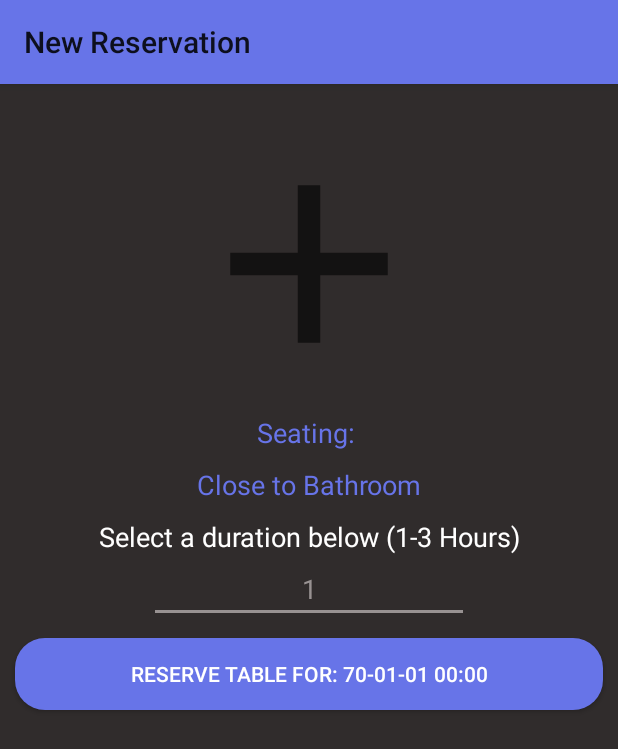
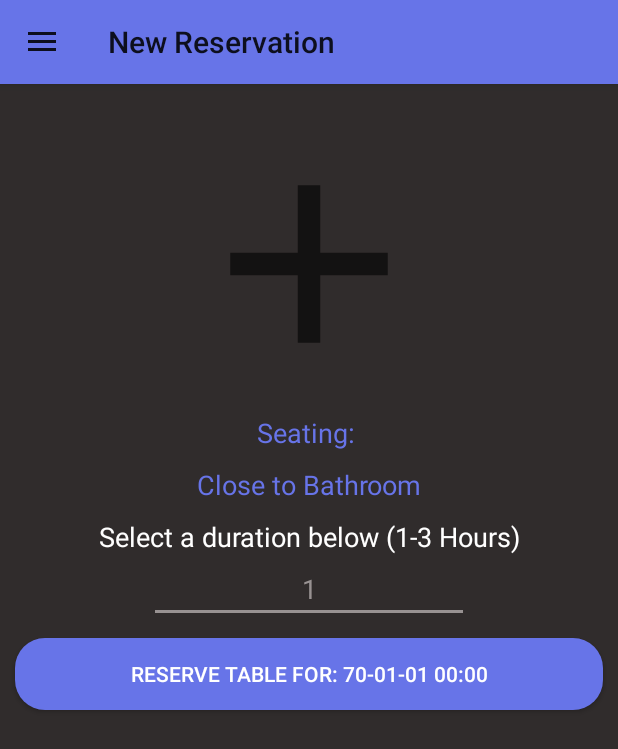
Before and after one commit to BackPhilip/TableFind, an Android app: the NewReservation screen opened directly, with no data from a screen before it, on a phone screen of 412 x 824 dp. Shown: the top 749 px of the screen. Run offline under Robolectric (Android 15) with nearby library versions, the phone set to English and light mode, and no system bars; our stand-ins replace Firebase (no records; nobody signed in at launch, a user with empty details on screens opened directly); libraries missing offline, so code that uses them is left out: com.backendless, com.backendless.async, com.backendless.exceptions; 1 statement that could not run was skipped.

Commit message:
Drawer function added to New Reservation activity.

```diff
--- a/app/src/main/java/com/example/tablefind/activities/NewReservation.java
+++ b/app/src/main/java/com/example/tablefind/activities/NewReservation.java
@@ -1,9 +1,11 @@
 package com.example.tablefind.activities;
 
 import androidx.annotation.NonNull;
+import androidx.appcompat.app.ActionBarDrawerToggle;
 import androidx.appcompat.app.AlertDialog;
 import androidx.appcompat.app.AppCompatActivity;
 import androidx.appcompat.view.ContextThemeWrapper;
+import androidx.drawerlayout.widget.DrawerLayout;
 
 import android.animation.Animator;
 import android.animation.AnimatorListenerAdapter;
@@ -15,6 +17,7 @@ import android.graphics.BitmapFactory;
 import android.os.Build;
 import android.os.Bundle;
 import android.view.KeyEvent;
+import android.view.MenuItem;
 import android.view.View;
 import android.widget.Button;
 import android.widget.EditText;
@@ -29,13 +32,15 @@ import com.example.tablefind.app_utilities.ApplicationClass;
 import com.example.tablefind.data_models.Reservation;
 import com.google.android.gms.tasks.OnFailureListener;
 import com.google.android.gms.tasks.OnSuccessListener;
+import com.google.android.material.navigation.NavigationView;
 import com.google.firebase.storage.FirebaseStorage;
 import com.google.firebase.storage.StorageReference;
 
 import java.text.SimpleDateFormat;
 import java.util.Calendar;
 
-public class NewReservation extends AppCompatActivity {
+public class NewReservation extends AppCompatActivity implements NavigationView.OnNavigationItemSelectedListener {
+
 
     ImageView reservationImage;
     TextView reservationSeating, reservationInfo;
@@ -43,6 +48,8 @@ public class NewReservation extends AppCompatActivity {
     Button newReservationBtn;
     Calendar calendar = Calendar.getInstance();
 
+    private DrawerLayout drawerLayoutMain;
+    private ActionBarDrawerToggle mToggle;
     private View mProgressView;
     private View mLoginFormView;
     private TextView tvLoad;
@@ -66,6 +73,16 @@ public class NewReservation extends AppCompatActivity {
         mLoginFormView = findViewById(R.id.login_form);
         mProgressView = findViewById(R.id.login_progress);
         tvLoad = findViewById(R.id.tvLoad);
+
+        drawerLayoutMain = findViewById(R.id.drawerLayoutMain);
+        mToggle = new ActionBarDrawerToggle(this, drawerLayoutMain, R.string.openDrawer, R.string.closeDrawer);
+
+        drawerLayoutMain.addDrawerListener(mToggle);
+        mToggle.syncState();
+
+        getSupportActionBar().setDisplayHomeAsUpEnabled(true);
+        NavigationView navigationView = findViewById(R.id.mainNav);
+        navigationView.setNavigationItemSelectedListener(this);
 
         calendar.setTimeInMillis(getIntent().getLongExtra("Date",0));
         simpleDateFormat = new SimpleDateFormat("yy-MM-dd HH:mm");
@@ -108,6 +125,31 @@ public class NewReservation extends AppCompatActivity {
                 Reserve();
             }
         });
+    }
+
+    public boolean onOptionsItemSelected(MenuItem item)
+    {
+        if (mToggle.onOptionsItemSelected(item))
+        {
+            return true;
+        }
+        return super.onOptionsItemSelected(item);
+    }
+
+    public boolean onNavigationItemSelected(@NonNull MenuItem item)
+    {
+        int id = item.getItemId();
+
+        if (id == R.id.logout)
+        {
+            exitByBackKey();
+        }
+        if (id == R.id.receipt)
+        {
+            Intent intent = new Intent(NewReservation.this, ReservationReceipt.class);
+            startActivity(intent);
+        }
+        return false;
     }
 
     @TargetApi(Build.VERSION_CODES.HONEYCOMB_MR2)
--- a/app/src/main/res/drawable/exit.xml
+++ b/app/src/main/res/drawable/exit.xml
@@ -3,7 +3,7 @@
     android:height="24dp"
     android:viewportWidth="24"
     android:viewportHeight="24"
-    android:tint="@color/colorPrimaryDark">
+    android:tint="@color/colorPrimary">
   <path
       android:fillColor="@android:color/white"
       android:pathData="M10.09,15.59L11.5,17l5,-5 -5,-5 -1.41,1.41L12.67,11H3v2h9.67l-2.58,2.59zM19,3H5c-1.11,0 -2,0.9 -2,2v4h2V5h14v14H5v-4H3v4c0,1.1 0.89,2 2,2h14c1.1,0 2,-0.9 2,-2V5c0,-1.1 -0.9,-2 -2,-2z"/>
--- a/app/src/main/res/layout/activity_new_reservation.xml
+++ b/app/src/main/res/layout/activity_new_reservation.xml
@@ -1,34 +1,23 @@
 <?xml version="1.0" encoding="utf-8"?>
-<LinearLayout xmlns:android="http://schemas.android.com/apk/res/android"
+<androidx.coordinatorlayout.widget.CoordinatorLayout xmlns:android="http://schemas.android.com/apk/res/android"
     xmlns:app="http://schemas.android.com/apk/res-auto"
     xmlns:tools="http://schemas.android.com/tools"
     android:layout_width="match_parent"
     android:layout_height="match_parent"
-    android:background="@color/colorBackground"
+    android:layout_gravity="center_horizontal|center_vertical"
+    android:background="@color/colorPrimaryDark"
+    android:gravity="center_horizontal|center_vertical"
     android:orientation="vertical"
+    app:layout_gravity="center_horizontal|center_vertical"
     tools:context=".activities.NewReservation">
 
-    <ProgressBar
-        android:id="@+id/login_progress"
-        style="?android:attr/progressBarStyleLarge"
-        android:layout_width="wrap_content"
-        android:layout_height="wrap_content"
-        android:layout_gravity="center_horizontal"
-        android:layout_marginTop="200dp"
-        android:visibility="gone" />
-
-    <TextView
-        android:id="@+id/tvLoad"
+    <androidx.drawerlayout.widget.DrawerLayout
+        android:id="@+id/drawerLayoutMain"
         android:layout_width="match_parent"
-        android:layout_height="wrap_content"
-        android:layout_marginTop="25dp"
-        android:clickable="true"
-        android:focusable="true"
-        android:gravity="center_horizontal"
-        android:text="Adding Reservation..."
-        android:textColor="@color/colorPrimary"
-        android:textStyle="bold"
-        android:visibility="gone" />
+        android:layout_height="match_parent"
+        android:background="@color/colorBackground"
+        android:orientation="vertical"
+        tools:context=".activities.MainActivity">
 
     <LinearLayout
         android:id="@+id/login_form"
@@ -106,4 +95,42 @@
 
     </LinearLayout>
 
-</LinearLayout>
+        <com.google.android.material.navigation.NavigationView
+            android:id="@+id/mainNav"
+            android:layout_width="wrap_content"
+            android:layout_height="match_parent"
+            android:layout_gravity="start"
+            android:background="@color/colorBackground"
+            app:headerLayout="@layout/navigation_header"
+            app:itemBackground="@color/colorPrimary"
+            app:itemIconTint="@color/colorPrimaryDark"
+            app:itemShapeInsetTop="5dp"
+            app:itemTextColor="@color/colorPrimaryDark"
+            app:menu="@menu/navigation_menu">
+
+        </com.google.android.material.navigation.NavigationView>
+
+    </androidx.drawerlayout.widget.DrawerLayout>
+
+    <ProgressBar
+        android:id="@+id/login_progress"
+        style="?android:attr/progressBarStyleLarge"
+        android:layout_width="wrap_content"
+        android:layout_height="wrap_content"
+        android:layout_gravity="center_horizontal"
+        android:layout_marginTop="200dp"
+        android:visibility="gone" />
+
+    <TextView
+        android:id="@+id/tvLoad"
+        android:layout_width="match_parent"
+        android:layout_height="wrap_content"
+        android:layout_marginTop="25dp"
+        android:clickable="true"
+        android:focusable="true"
+        android:gravity="center_horizontal"
+        android:text="Adding Reservation..."
+        android:textColor="@color/colorPrimary"
+        android:textStyle="bold"
+        android:visibility="gone" />
+</androidx.coordinatorlayout.widget.CoordinatorLayout>
--- a/build.gradle
+++ b/build.gradle
@@ -5,7 +5,7 @@ buildscript {
         jcenter()
     }
     dependencies {
-        classpath 'com.android.tools.build:gradle:4.1.1'
+        classpath 'com.android.tools.build:gradle:4.1.2'
         classpath 'com.google.gms:google-services:4.3.4'
     }
 }
```
Also changed, not shown: gradle/wrapper/gradle-wrapper.properties, 340 other files.
